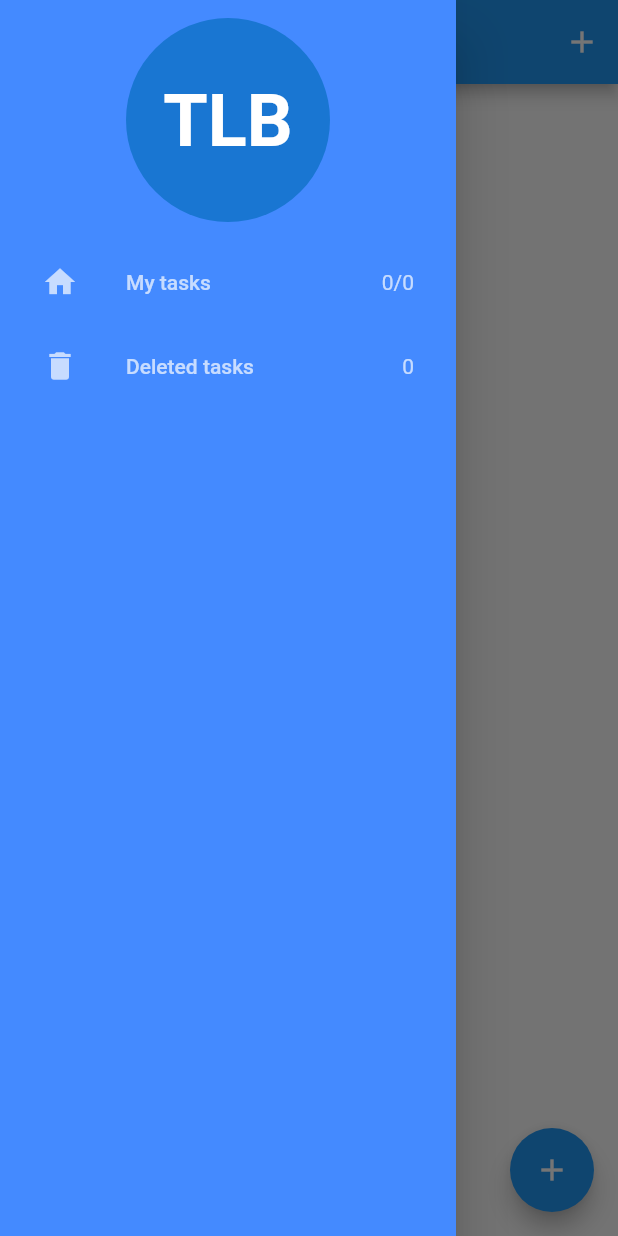
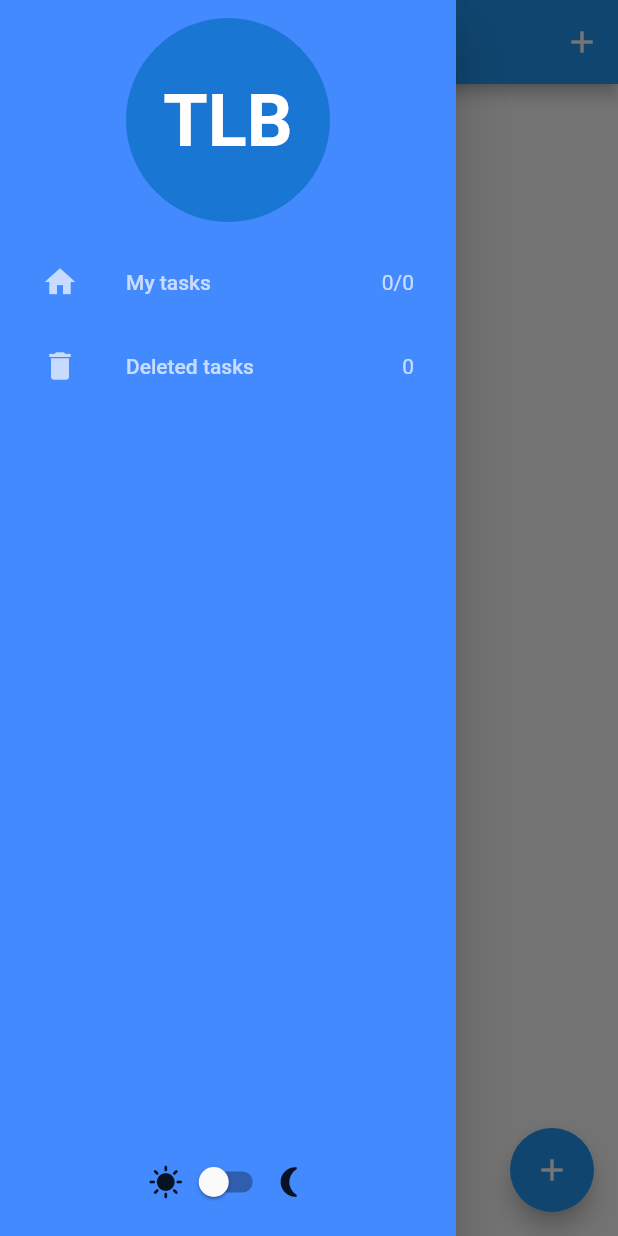
Before and after one commit to SerjKli/todo-block-example, a Flutter app: the screen it shows after launch, with the side drawer open, on a phone screen of 412 x 824 dp. Run offline on Flutter 3.47's test engine with Material 2 defaults, Android fonts, the phone set to English and light mode, and no system bars; our stand-ins replace equatable, flutter_bloc, hydrated_bloc.

Commit message:
Added theme switching

```diff
--- a/lib/main.dart
+++ b/lib/main.dart
@@ -1,4 +1,5 @@
 import 'package:bloc_test/modules/tasks/ui/tasks_screen.dart';
+import 'package:bloc_test/modules/theme_switcher/block/exports.dart';
 import 'package:bloc_test/services/app_router.dart';
 import 'package:flutter/material.dart';
 import 'package:bloc_test/modules/tasks/block/exports.dart';
@@ -19,15 +20,33 @@ class MyApp extends StatelessWidget {
 
   @override
   Widget build(BuildContext context) {
-    return BlocProvider(
-      create: (context) => TasksBloc(),
-      child: MaterialApp(
-        title: 'Flutter Demo',
-        theme: ThemeData(
-          primarySwatch: Colors.blue,
-        ),
-        onGenerateRoute: appRouter.onGenerateRoute,
-        home: const TasksScreen(),
+    return MultiBlocProvider(
+      // create: (context) => TasksBloc(),
+      providers: [
+        BlocProvider(create: (context) => TasksBloc()),
+        BlocProvider(create: (context) => ThemeSwitcherBloc()),
+      ],
+      child: BlocBuilder<ThemeSwitcherBloc, ThemeSwitcherState>(
+        builder: (context, state) {
+          return MaterialApp(
+            title: 'Todos',
+
+            ///Theme properties
+            theme: ThemeData(
+              primarySwatch: Colors.blue,
+            ),
+            themeMode: state.themeMode,
+            darkTheme: ThemeData.dark(),
+
+            /// Hide debug banner
+            debugShowCheckedModeBanner: false,
+
+            /// Route properties
+            onGenerateRoute: appRouter.onGenerateRoute,
+
+            home: const TasksScreen(),
+          );
+        },
       ),
     );
   }
--- a/lib/models/Task.dart
+++ b/lib/models/Task.dart
@@ -4,18 +4,15 @@ import 'package:uuid/uuid.dart';
 class Task extends Model {
   final String id;
   final String title;
-  bool? isDone;
-  bool? isDeleted;
+  final bool isDone;
+  final bool isDeleted;
 
   Task({
     required this.id,
     required this.title,
     this.isDone = false,
     this.isDeleted = false,
-  }) {
-    isDone = isDone ?? false;
-    isDeleted = isDeleted ?? false;
-  }
+  });
 
   Task copyWith({
     String? id,
--- a/lib/modules/tasks/ui/tasks_screen.dart
+++ b/lib/modules/tasks/ui/tasks_screen.dart
@@ -2,6 +2,7 @@ import 'package:bloc_test/models/Task.dart';
 import 'package:bloc_test/modules/tasks/block/exports.dart';
 import 'package:bloc_test/modules/tasks/ui/widgets/task_form.dart';
 import 'package:bloc_test/modules/tasks/ui/widgets/tasks_list.dart';
+import 'package:bloc_test/modules/theme_switcher/ui/widgets/ThemeSwitchButton.dart';
 import 'package:bloc_test/widgets/drawer/drawer.dart';
 import 'package:flutter/material.dart';
 
@@ -33,7 +34,7 @@ class TasksScreen extends StatelessWidget {
               IconButton(
                 onPressed: () => _showAddTaskForm(context),
                 icon: const Icon(Icons.add),
-              )
+              ),
             ],
           ),
           body: Column(
--- a/lib/modules/tasks/ui/widgets/task_tile.dart
+++ b/lib/modules/tasks/ui/widgets/task_tile.dart
@@ -48,11 +48,10 @@ class TaskTile extends StatelessWidget {
         title: Text(
           task.title,
           style: TextStyle(
-            decoration: task.isDone! ? TextDecoration.lineThrough : TextDecoration.none,
+            decoration: task.isDone ? TextDecoration.lineThrough : TextDecoration.none,
           ),
         ),
         trailing: _buildTrailing(context),
-        // onLongPress: () => context.read<TasksBloc>().add(DeleteTask(task: task)),
       ),
     );
   }
--- /dev/null
+++ b/lib/modules/theme_switcher/block/exports.dart
@@ -0,0 +1,3 @@
+export 'package:flutter_bloc/flutter_bloc.dart';
+export 'package:hydrated_bloc/hydrated_bloc.dart';
+export 'theme_switcher_bloc.dart';
--- /dev/null
+++ b/lib/modules/theme_switcher/block/theme_switcher_bloc.dart
@@ -0,0 +1,29 @@
+import 'package:bloc_test/modules/tasks/block/exports.dart';
+import 'package:bloc_test/modules/theme_switcher/block/exports.dart';
+import 'package:equatable/equatable.dart';
+import 'package:flutter/material.dart';
+
+part 'theme_switcher_event.dart';
+part 'theme_switcher_state.dart';
+
+class ThemeSwitcherBloc extends HydratedBloc<ThemeSwitcherEvent, ThemeSwitcherState> {
+  ThemeSwitcherBloc() : super(const ThemeSwitcherState()) {
+    on<SwitchThemeEvent>(_onThemeSwitch);
+  }
+
+  @override
+  ThemeSwitcherState? fromJson(Map<String, dynamic> json) {
+    return ThemeSwitcherState.fromMap(json);
+  }
+
+  @override
+  Map<String, dynamic>? toJson(ThemeSwitcherState state) {
+    return state.toMap();
+  }
+
+  _onThemeSwitch(SwitchThemeEvent event, Emitter<ThemeSwitcherState> emit) {
+    final newThemeMode = state.isDarkTheme ? ThemeMode.light : ThemeMode.dark;
+
+    emit(ThemeSwitcherState(themeMode: newThemeMode));
+  }
+}
--- /dev/null
+++ b/lib/modules/theme_switcher/block/theme_switcher_event.dart
@@ -0,0 +1,17 @@
+part of 'theme_switcher_bloc.dart';
+
+abstract class ThemeSwitcherEvent extends Equatable {
+  const ThemeSwitcherEvent();
+}
+
+class SwitchThemeEvent extends ThemeSwitcherEvent {
+  final ThemeMode themeMode;
+
+  const SwitchThemeEvent({
+    this.themeMode = ThemeMode.light,
+  });
+
+  @override
+  // TODO: implement props
+  List<Object?> get props => [themeMode];
+}
--- /dev/null
+++ b/lib/modules/theme_switcher/block/theme_switcher_state.dart
@@ -0,0 +1,26 @@
+part of 'theme_switcher_bloc.dart';
+
+class ThemeSwitcherState extends Equatable {
+  final ThemeMode themeMode;
+
+  const ThemeSwitcherState({
+    this.themeMode = ThemeMode.light,
+  });
+
+  bool get isDarkTheme => themeMode == ThemeMode.dark;
+
+  @override
+  List<Object> get props => [themeMode];
+
+  Map<String, dynamic> toMap() {
+    return {
+      'isDark': isDarkTheme,
+    };
+  }
+
+  factory ThemeSwitcherState.fromMap(Map<String, dynamic> map) {
+    return ThemeSwitcherState(
+      themeMode: map['isDark'] ? ThemeMode.dark : ThemeMode.light,
+    );
+  }
+}
--- /dev/null
+++ b/lib/modules/theme_switcher/ui/widgets/ThemeSwitchButton.dart
@@ -0,0 +1,27 @@
+import 'package:bloc_test/modules/theme_switcher/block/exports.dart';
+import 'package:flutter/material.dart';
+
+class ThemeSwitchButton extends StatelessWidget {
+  const ThemeSwitchButton({Key? key}) : super(key: key);
+
+  @override
+  Widget build(BuildContext context) {
+    return Row(
+      mainAxisAlignment: MainAxisAlignment.center,
+      children: [
+        const Icon(Icons.sunny),
+        BlocBuilder<ThemeSwitcherBloc, ThemeSwitcherState>(
+          builder: (context, state) {
+            return Switch(
+              value: state.isDarkTheme,
+              onChanged: (value) {
+                context.read<ThemeSwitcherBloc>().add(const SwitchThemeEvent());
+              },
+            );
+          },
+        ),
+        const Icon(Icons.nightlight_round_rounded),
+      ],
+    );
+  }
+}
```
Also changed, not shown: lib/modules/bin/ui/bin_screen.dart (+4 -4 lines), lib/modules/tasks/block/tasks_bloc.dart (+6 -4 lines), lib/services/app_router.dart (+8 -2 lines), lib/widgets/drawer/drawer.dart (+27 -8 lines), 1 other file.
